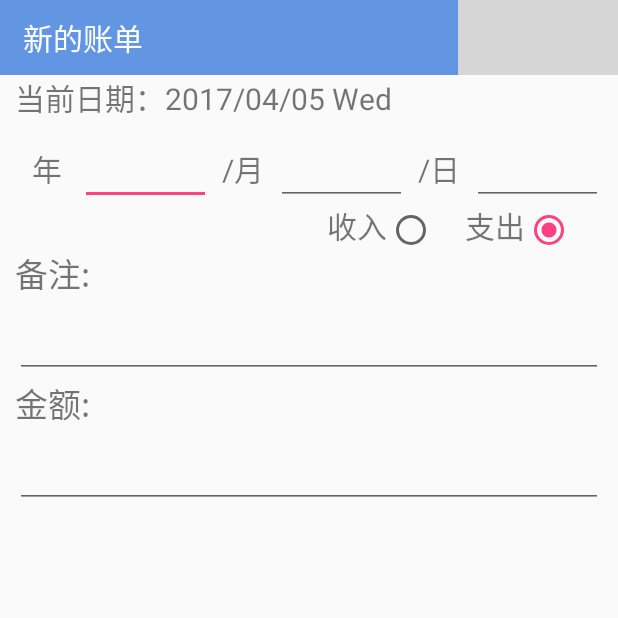
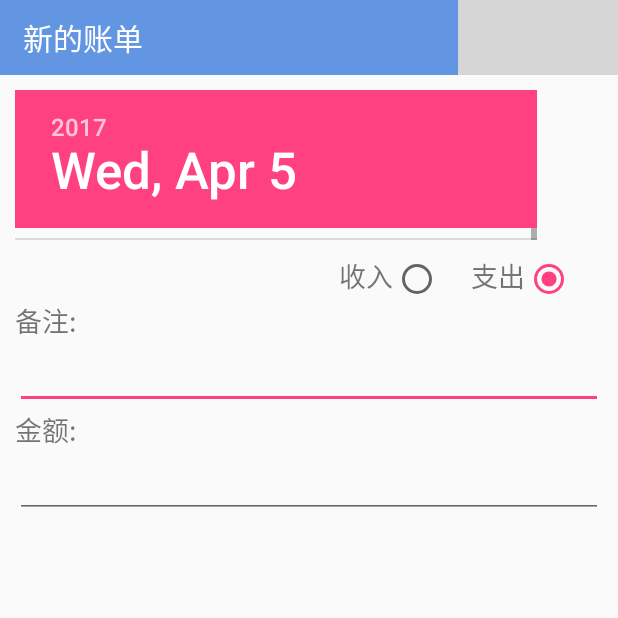
Before and after one commit to jzjz19950209/Manager, an Android app: the edit_Activity screen opened directly, with no data from a screen before it, after a tap on an icon or button, on a phone screen of 412 x 824 dp, the top half of it. Run offline under Robolectric (Android 15) with nearby library versions, the light colour scheme and no system bars; libraries missing offline, so code that uses them is left out: cn.bmob.v3; 1 statement that could not run was skipped; grey boxes are pictures that could not be loaded.

Commit message:
2017/4/5

```diff
--- a/app/src/main/java/com/example/qf/manager/edit_Activity.java
+++ b/app/src/main/java/com/example/qf/manager/edit_Activity.java
@@ -5,6 +5,7 @@ import android.os.Bundle;
 import android.support.v7.app.AppCompatActivity;
 import android.util.Log;
 import android.view.View;
+import android.widget.DatePicker;
 import android.widget.EditText;
 import android.widget.ImageView;
 import android.widget.RadioGroup;
@@ -12,6 +13,10 @@ import android.widget.TextView;
 import android.widget.Toast;
 
 import com.example.qf.manager.Model.Bean.User_data;
+
+import java.text.SimpleDateFormat;
+import java.util.Calendar;
+import java.util.Date;
 
 import cn.bmob.v3.Bmob;
 import cn.bmob.v3.exception.BmobException;
@@ -22,21 +27,26 @@ public class edit_Activity extends AppCompatActivity {
     private EditText year,month,day,notes,money;
     private RadioGroup rg;
     private int isIncome=0;
+    private DatePicker datePicker;
     private ImageView saveNew;
+    private Date date;
+    private SimpleDateFormat sdf;
     @Override
     protected void onCreate(Bundle savedInstanceState) {
         super.onCreate(savedInstanceState);
         setContentView(R.layout.activity_edit);
         Bmob.initialize(this, "08c75fae7d012cfb08a09e095665d0b2");
         textView= (TextView) findViewById(R.id.textview_title);
-        currentDate= (TextView) findViewById(R.id.currentDate);
+        sdf = new SimpleDateFormat("yyyy-MM-dd");
+        //currentDate= (TextView) findViewById(R.id.currentDate);
         saveNew= (ImageView) findViewById(R.id.saveNew);
+        datePicker= (DatePicker) findViewById(R.id.datePicker);
         textView.setText("新的账单");
-        currentDate.setText("当前日期："+ UserMethodUtils.getTime());
+//        currentDate.setText("当前日期："+ UserMethodUtils.getTime());
         rg= (RadioGroup) findViewById(R.id.rg);
-        year= (EditText) findViewById(R.id.year);
-        month= (EditText) findViewById(R.id.month);
-        day= (EditText) findViewById(R.id.day);
+//        year= (EditText) findViewById(R.id.year);
+//        month= (EditText) findViewById(R.id.month);
+//        day= (EditText) findViewById(R.id.day);
         notes= (EditText) findViewById(R.id.notes);
         money= (EditText) findViewById(R.id.money);
         rg.check(R.id.out);
@@ -53,49 +63,61 @@ public class edit_Activity extends AppCompatActivity {
                 }
             }
         });
-
+        Calendar calendar=Calendar.getInstance();
+        date = new Date();
+        datePicker.init(calendar.get(Calendar.YEAR), calendar.get(Calendar.MONTH), calendar.get(Calendar.DAY_OF_MONTH), new DatePicker.OnDateChangedListener() {
+            @Override
+            public void onDateChanged(DatePicker view, int year, int monthOfYear, int dayOfMonth) {
+                date=new Date(year-1900,monthOfYear,dayOfMonth);
+            }
+        });
     }
     public void saveNew(View view) {
-        String year_input=year.getText().toString();
-        String month_input=month.getText().toString();
-        String day_input=day.getText().toString();
-        String notes_input=notes.getText().toString();
-        String money_input=money.getText().toString();
-        String userName=UserMethodUtils.currentUserName;
-        if(!year_input.equals("") && !month_input.equals("") && !day_input.equals("") && !money_input.equals("")){
-            int m=Integer.parseInt(month_input);
-            int d=Integer.parseInt(day_input);
-            if(m>12||m<1){
-                Toast.makeText(edit_Activity.this, "月份输入有误！", Toast.LENGTH_SHORT).show();
+        String notes_input = notes.getText().toString();
+        String money_input = money.getText().toString();
+        if(!money_input.equals("")){
+            if(notes_input.equals("")){
+                notes_input="--";
             }
-            else if(d>31||d<1){
-                Toast.makeText(edit_Activity.this, "日期输入有误！", Toast.LENGTH_SHORT).show();
-            }else {
-                String time = year_input + "/" + month_input + "/" + day_input;
-                User_data user_data=new User_data();
-                user_data.setUserName(userName);
-                user_data.setNotes(notes_input);
-                user_data.setTime(time);
-                user_data.setMoney(Double.parseDouble(money_input));
-                user_data.setIncome(isIncome);
-                UserMethodUtils.AddData(UserMethodUtils.sql,userName,Double.parseDouble(money_input),notes_input,isIncome,time);
-                finish();
-//                user_data.save(new SaveListener<String>() {
-//                    @Override
-//                    public void done(String s, BmobException e) {
-//                        if(e==null){
-//                            Toast.makeText(edit_Activity.this, "网络保存成功！", Toast.LENGTH_SHORT).show();
-//                            finish();
-//                        }else {
-//                            Toast.makeText(edit_Activity.this, "网络保存失败！", Toast.LENGTH_SHORT).show();
-//                        }
-//                    }
-//                });
-            }
-        }else{
-            Toast.makeText(edit_Activity.this, "嘿！你输漏了>_< !", Toast.LENGTH_SHORT).show();
+            String userName = UserMethodUtils.currentUserName;
+            UserMethodUtils.AddData(UserMethodUtils.sql,userName,Double.parseDouble(money_input),notes_input,isIncome,sdf.format(date));
+            finish();
+        }else {
+            Toast.makeText(edit_Activity.this, "请输入金额！", Toast.LENGTH_SHORT).show();
         }
 
-
+//                if(!year_input.equals("") && !month_input.equals("") && !day_input.equals("") && !money_input.equals("")){
+//                    int m=Integer.parseInt(month_input);
+//                    int d=Integer.parseInt(day_input);
+//                    if(m>12||m<1){
+//                        Toast.makeText(edit_Activity.this, "月份输入有误！", Toast.LENGTH_SHORT).show();
+//                    }
+//                    else if(d>31||d<1){
+//                        Toast.makeText(edit_Activity.this, "日期输入有误！", Toast.LENGTH_SHORT).show();
+//                    }else {
+//                        String time = year_input + "/" + month_input + "/" + day_input;
+//                        User_data user_data=new User_data();
+//                        user_data.setUserName(userName);
+//                        user_data.setNotes(notes_input);
+//                        user_data.setTime(time);
+//                        user_data.setMoney(Double.parseDouble(money_input));
+//                        user_data.setIncome(isIncome);
+//                UserMethodUtils.AddData(UserMethodUtils.sql,userName,Double.parseDouble(money_input),notes_input,isIncome,time);
+//                finish();
+////                user_data.save(new SaveListener<String>() {
+////                    @Override
+////                    public void done(String s, BmobException e) {
+////                        if(e==null){
+////                            Toast.makeText(edit_Activity.this, "网络保存成功！", Toast.LENGTH_SHORT).show();
+////                            finish();
+////                        }else {
+////                            Toast.makeText(edit_Activity.this, "网络保存失败！", Toast.LENGTH_SHORT).show();
+////                        }
+////                    }
+////                });
+//            }
+//        }else{
+//            Toast.makeText(edit_Activity.this, "嘿！你输漏了>_< !", Toast.LENGTH_SHORT).show();
+//        }
     }
 }
--- a/app/src/main/java/com/example/qf/manager/login_Activity.java
+++ b/app/src/main/java/com/example/qf/manager/login_Activity.java
@@ -41,7 +41,7 @@ public class login_Activity extends AppCompatActivity {
         Bmob.initialize(this, "08c75fae7d012cfb08a09e095665d0b2");
         //getSupportActionBar().hide();
         //UserMethodUtils.createFile("userInfo.db");
-        UserMethodUtils.CreateDataBase_data();
+        //创建数据库文件
         UserMethodUtils.CreateDataBase_user();
         button_login = (Button) findViewById(R.id.button_login);
         button_register = (Button) findViewById(R.id.button_register);
@@ -64,8 +64,6 @@ public class login_Activity extends AppCompatActivity {
                     boolean b = UserMethodUtils.searchUser(login_Activity.this,UserMethodUtils.sql, userName, password);
                     if (b){
                         UserMethodUtils.currentUserName = userName;
-//                        Intent intent=new Intent(login_Activity.this,list_Activity.class);
-                        //intent.putExtra("extra_username", userName);
                         startActivity(intent);
                     }
                 }
--- a/app/src/main/java/com/example/qf/manager/register_Activity.java
+++ b/app/src/main/java/com/example/qf/manager/register_Activity.java
@@ -62,9 +62,11 @@ public class register_Activity extends AppCompatActivity implements View.OnClick
                         boolean b = UserMethodUtils.AddUser(UserMethodUtils.sql, name, password1, phone_num);
                         if (b){
                             Toast.makeText(this, "注册成功！", Toast.LENGTH_SHORT).show();
+                            UserMethodUtils.CreateDataBase_data(register_name.getText().toString());
                             finish();
                         }else {
                             Toast.makeText(this, "用户已存在！", Toast.LENGTH_SHORT).show();
+                            progressBar.setVisibility(View.GONE);
                         }
 
                     }else {
--- a/app/src/main/res/layout/activity_edit.xml
+++ b/app/src/main/res/layout/activity_edit.xml
@@ -19,90 +19,96 @@
             android:layout_height="match_parent" />
     </RelativeLayout>
 
-    <TextView
-        android:layout_width="match_parent"
-        android:layout_marginLeft="10dp"
-        android:layout_marginRight="10dp"
-        android:textSize="20dp"
-        android:id="@+id/currentDate"
-        android:layout_height="40dp" />
+    <!--<TextView-->
+        <!--android:layout_width="match_parent"-->
+        <!--android:layout_marginLeft="10dp"-->
+        <!--android:layout_marginRight="10dp"-->
+        <!--android:textSize="20dp"-->
+        <!--android:id="@+id/currentDate"-->
+        <!--android:layout_height="40dp" />-->
 <LinearLayout
     android:layout_width="match_parent"
     android:layout_marginLeft="10dp"
+    android:layout_marginTop="10dp"
     android:layout_marginRight="10dp"
     android:layout_height="wrap_content">
-    <LinearLayout
-        android:layout_width="0dp"
-        android:layout_weight="1"
-        android:layout_height="match_parent">
-    <TextView
-        android:layout_width="0dp"
-        android:layout_weight="1"
-        android:textSize="20dp"
-        android:gravity="center_horizontal|center_vertical"
-        android:layout_height="match_parent"
-        android:text="年"/>
-    <EditText
-        android:layout_width="0dp"
-        android:inputType="number"
-        android:gravity="center"
-        android:layout_weight="2"
-        android:id="@+id/year"
-        android:layout_height="wrap_content" />
-    </LinearLayout>
+    <DatePicker
+        android:layout_width="match_parent"
+        android:id="@+id/datePicker"
+        android:layout_height="100dp"></DatePicker>
+    <!--<LinearLayout-->
+        <!--android:layout_width="0dp"-->
+        <!--android:layout_weight="1"-->
+        <!--android:layout_height="match_parent">-->
+    <!--<TextView-->
+        <!--android:layout_width="0dp"-->
+        <!--android:layout_weight="1"-->
+        <!--android:textSize="20dp"-->
+        <!--android:gravity="center_horizontal|center_vertical"-->
+        <!--android:layout_height="match_parent"-->
+        <!--android:text="年"/>-->
+    <!--<EditText-->
+        <!--android:layout_width="0dp"-->
+        <!--android:inputType="number"-->
+        <!--android:gravity="center"-->
+        <!--android:layout_weight="2"-->
+        <!--android:id="@+id/year"-->
+        <!--android:layout_height="wrap_content" />-->
+    <!--</LinearLayout>-->
 
-    <LinearLayout
-        android:layout_width="0dp"
-        android:layout_weight="1"
-        android:layout_height="match_parent">
-        <TextView
-            android:layout_width="0dp"
-            android:layout_weight="1"
-            android:textSize="20dp"
-            android:gravity="center_horizontal|center_vertical"
-            android:layout_height="match_parent"
-            android:text="/月"/>
-        <EditText
-            android:layout_width="0dp"
-            android:layout_weight="2"
-            android:gravity="center"
-            android:inputType="number"
-            android:id="@+id/month"
-            android:layout_height="wrap_content" />
-    </LinearLayout>
+    <!--<LinearLayout-->
+        <!--android:layout_width="0dp"-->
+        <!--android:layout_weight="1"-->
+        <!--android:layout_height="match_parent">-->
+        <!--<TextView-->
+            <!--android:layout_width="0dp"-->
+            <!--android:layout_weight="1"-->
+            <!--android:textSize="20dp"-->
+            <!--android:gravity="center_horizontal|center_vertical"-->
+            <!--android:layout_height="match_parent"-->
+            <!--android:text="/月"/>-->
+        <!--<EditText-->
+            <!--android:layout_width="0dp"-->
+            <!--android:layout_weight="2"-->
+            <!--android:gravity="center"-->
+            <!--android:inputType="number"-->
+            <!--android:id="@+id/month"-->
+            <!--android:layout_height="wrap_content" />-->
+    <!--</LinearLayout>-->
 
-    <LinearLayout
-        android:layout_width="0dp"
-        android:layout_weight="1"
-        android:layout_height="match_parent">
-        <TextView
-            android:layout_width="0dp"
-            android:layout_weight="1"
-            android:textSize="20dp"
-            android:gravity="center_horizontal|center_vertical"
-            android:layout_height="match_parent"
-            android:text="/日"/>
-        <EditText
-            android:layout_width="0dp"
-            android:layout_weight="2"
-            android:gravity="center"
-            android:id="@+id/day"
-            android:inputType="number"
-            android:layout_height="wrap_content" />
-    </LinearLayout>
+    <!--<LinearLayout-->
+        <!--android:layout_width="0dp"-->
+        <!--android:layout_weight="1"-->
+        <!--android:layout_height="match_parent">-->
+        <!--<TextView-->
+            <!--android:layout_width="0dp"-->
+            <!--android:layout_weight="1"-->
+            <!--android:textSize="20dp"-->
+            <!--android:gravity="center_horizontal|center_vertical"-->
+            <!--android:layout_height="match_parent"-->
+            <!--android:text="/日"/>-->
+        <!--<EditText-->
+            <!--android:layout_width="0dp"-->
+            <!--android:layout_weight="2"-->
+            <!--android:gravity="center"-->
+            <!--android:id="@+id/day"-->
+            <!--android:inputType="number"-->
+            <!--android:layout_height="wrap_content" />-->
+    <!--</LinearLayout>-->
 </LinearLayout>
     <RadioGroup
         android:layout_width="match_parent"
         android:gravity="right"
         android:id="@+id/rg"
         android:layout_marginRight="10dp"
+        android:layout_marginTop="10dp"
         android:paddingRight="20dp"
         android:orientation="horizontal"
         android:layout_height="30dp">
         <TextView
             android:layout_width="wrap_content"
             android:text="收入"
-            android:textSize="20dp"
+            android:textSize="18dp"
             android:layout_height="wrap_content" />
         <RadioButton
             android:layout_width="wrap_content"
@@ -112,7 +118,7 @@
         <TextView
             android:layout_width="wrap_content"
             android:text="支出"
-            android:textSize="20dp"
+            android:textSize="18dp"
             android:layout_height="wrap_content" />
         <RadioButton
             android:layout_width="wrap_content"
@@ -124,12 +130,12 @@
         android:layout_width="match_parent"
         android:layout_height="wrap_content"
         android:layout_marginLeft="10dp"
-        android:textSize="22dp"
+        android:textSize="18dp"
         android:text="备注:"/>
     <EditText
         android:layout_width="match_parent"
         android:layout_marginLeft="10dp"
-        android:textSize="24dp"
+        android:textSize="18dp"
         android:layout_marginRight="10dp"
         android:id="@+id/notes"
         android:maxLines="3"
@@ -150,13 +156,13 @@
         android:layout_width="match_parent"
         android:layout_marginLeft="10dp"
         android:text="金额:"
-        android:textSize="22dp"
+        android:textSize="18dp"
         android:layout_height="wrap_content" />
     <EditText
         android:layout_width="match_parent"
         android:id="@+id/money"
         android:inputType="numberDecimal"
-        android:textSize="24dp"
+        android:textSize="18dp"
         android:layout_marginRight="10dp"
         android:layout_marginLeft="10dp"
         android:layout_height="wrap_content" />
--- a/app/src/main/res/layout/detail_listview_item.xml
+++ b/app/src/main/res/layout/detail_listview_item.xml
@@ -2,6 +2,7 @@
 <LinearLayout xmlns:android="http://schemas.android.com/apk/res/android"
     android:orientation="vertical"
     android:layout_width="match_parent"
+    android:elevation="10dp"
     android:layout_height="match_parent">
     <View
         android:layout_width="match_parent"
@@ -100,6 +101,8 @@
     <View
         android:layout_width="match_parent"
         android:layout_marginTop="10dp"
+        android:layout_marginLeft="5dp"
+        android:layout_marginRight="5dp"
         android:background="#707073"
         android:layout_height="1dp"/>
 </LinearLayout>
```
Also changed, not shown: app/src/main/java/com/example/qf/manager/UserMethodUtils.java (+37 -14 lines), app/src/main/java/com/example/qf/manager/View/Adapter/ContentAdapter.java (+4 -4 lines), app/src/main/java/com/example/qf/manager/list_Activity.java (+7 -9 lines).
